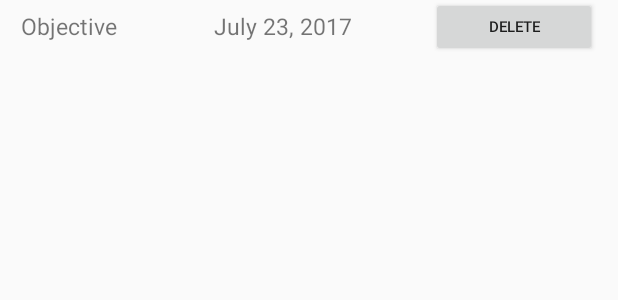
After one commit to hreid3/-wgu-mobile-app, an Android app: the layout list_assessment_item.xml on its own in the app's theme, with its tools: preview values and no code run, on a phone screen of 412 x 824 dp. The commit adds this screen. Shown: the top 300 px of the screen. Run offline under Robolectric (Android 15) with nearby library versions, the phone set to English and light mode, and no system bars.

Commit message:
assessment boilerplate done..

```diff
--- a/app/src/main/java/edu/wgu/hreid6/wgugo/AssessmentActivity.java
+++ b/app/src/main/java/edu/wgu/hreid6/wgugo/AssessmentActivity.java
@@ -7,9 +7,11 @@ import android.support.design.widget.Snackbar;
 import android.support.v7.widget.Toolbar;
 import android.view.Menu;
 import android.view.MenuItem;
+import android.view.View;
 import android.view.ViewGroup;
 import android.widget.ArrayAdapter;
 import android.widget.EditText;
+import android.widget.ListView;
 import android.widget.Spinner;
 import android.widget.TextView;
 
@@ -146,7 +148,7 @@ public class AssessmentActivity extends BaseAndroidActivity {
 
                         if (assessmentDao.createOrUpdate(assessment)) {
                             i(getLocalClassName(), "create or update for assessment success:  " + course.getTitle());
-                            saySomething("Course successfully saved.");
+                            saySomething("Assessment successfully saved.");
                             intent.putExtra(COURSE_ID, course.getId());
                             intent.putExtra(ASSESSMENT_ID, assessment.getId());
                             startActivity(intent);
--- /dev/null
+++ b/app/src/main/res/layout/list_assessment_item.xml
@@ -0,0 +1,59 @@
+<?xml version="1.0" encoding="utf-8"?>
+<RelativeLayout xmlns:android="http://schemas.android.com/apk/res/android"
+    android:layout_width="match_parent"
+    android:layout_height="35dp"
+    android:id="@+id/layout_assessment_list_item"
+    android:descendantFocusability="blocksDescendants">
+    <LinearLayout
+        android:layout_width="match_parent"
+        android:layout_height="wrap_content"
+        android:gravity="center_vertical"
+        >
+        <TextView
+            android:layout_width="wrap_content"
+            android:layout_height="match_parent"
+            android:text="Objective"
+            android:layout_alignParentTop="true"
+            android:layout_alignParentStart="true"
+            android:layout_marginStart="14dp"
+            android:textSize="15sp"
+            android:id="@+id/lbl_assessment_item_title"
+            android:layout_toStartOf="@+id/lbl_assessment_item_duedate"
+            android:layout_centerVertical="true"
+            android:focusable="false"
+            android:clickable="false"
+            android:layout_weight=".2"
+            android:gravity="center_vertical"
+            android:layout_alignBaseline="@+id/btn_assessment_item_delete"/>
+
+        <TextView
+            android:layout_width="wrap_content"
+            android:layout_height="match_parent"
+            android:text="July 23, 2017"
+            android:ems="1"
+            android:layout_alignParentTop="true"
+            android:layout_marginStart="14dp"
+            android:textSize="15sp"
+            android:id="@+id/lbl_assessment_item_duedate"
+            android:layout_toStartOf="@+id/btn_assessment_item_delete"
+            android:layout_centerVertical="true"
+            android:focusable="false"
+            android:clickable="false"
+            android:layout_weight=".5"
+            android:gravity="center_vertical"
+            android:layout_alignBaseline="@+id/btn_assessment_item_delete"/>
+
+
+        <Button
+            android:text="Delete"
+            android:onClick="deleteAssessmentFromGrid"
+            android:layout_width="60dp"
+            android:layout_height="40dp"
+            android:layout_alignParentTop="true"
+            android:textSize="10sp"
+            android:layout_alignParentEnd="true"
+            android:layout_weight=".2"
+            android:id="@+id/btn_assessment_item_delete"
+            android:layout_marginEnd="14dp"/>
+</LinearLayout>
+</RelativeLayout>
```
Also changed, not shown: app/src/main/java/edu/wgu/hreid6/wgugo/CourseDetailActivity.java (+62 -0 lines), app/src/main/java/edu/wgu/hreid6/wgugo/adapter/AssessmentListAdapter.java (added, +53 -0 lines), app/src/main/res/layout/content_course_detail.xml (+19 -0 lines).
